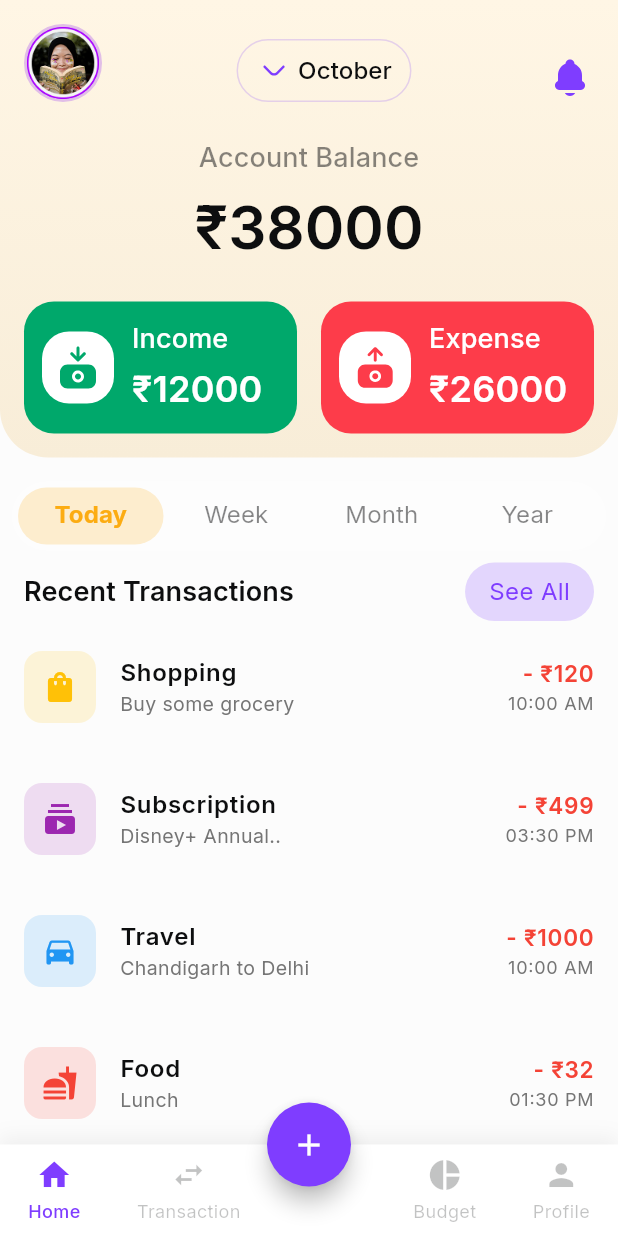
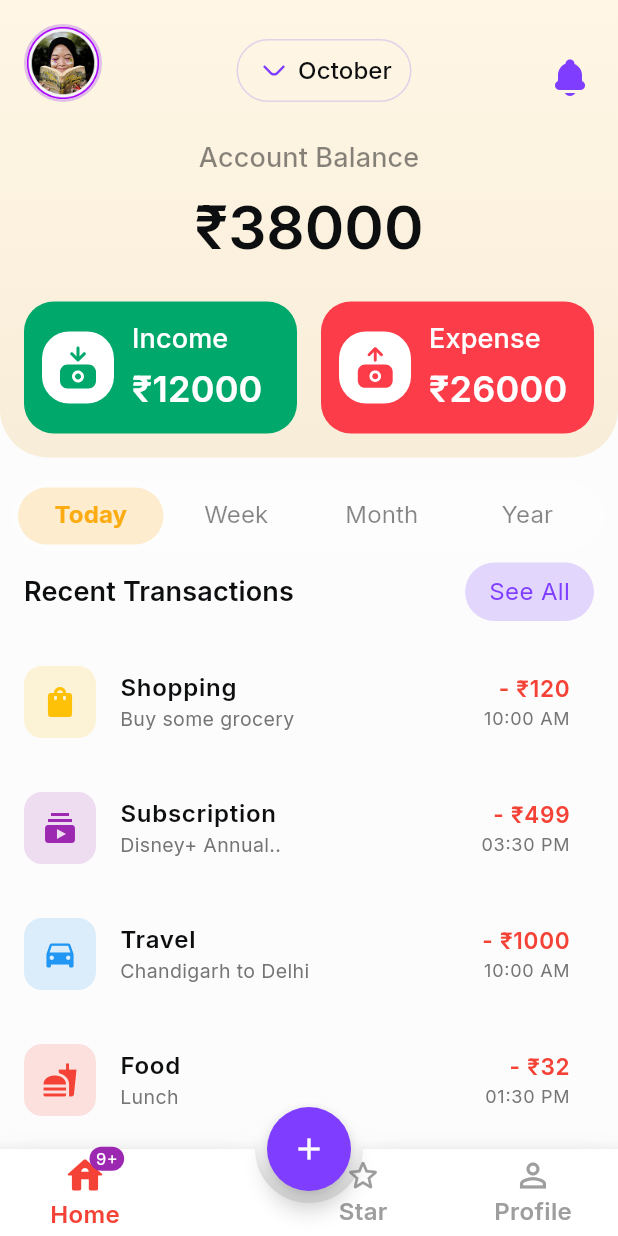
Before and after one commit to Rohit-Chandra-007/cipherschools_assignment, a Flutter app: the screen it shows after launch, on a phone screen of 412 x 824 dp. Run offline on Flutter 3.47's test engine with Material 3 defaults, Android fonts, the phone set to English and light mode, and no system bars; drawn by our look-alikes of stylish_bottom_bar; our stand-ins replace flutter_svg, google_fonts.

Commit message:
feat: replace custom bottom nav with stylish_bottom_bar
This commit introduces the `stylish_bottom_bar` package to replace the custom bottom navigation bar implementation. The new bottom bar offers enhanced visual effects and animations, improving the user experience. Additionally, minor adjustments were made to padding and layout in the `transaction_item` widget for consistency.

```diff
--- a/lib/data/transaction_data.dart
+++ b/lib/data/transaction_data.dart
@@ -40,6 +40,24 @@ class TransactionData {
         iconBackgroundColor: Colors.red,
         category: 'expense',
       ),
+      Transaction(
+        title: 'Salary',
+        subtitle: 'Received from company',
+        amount: 12000,
+        time: '01:30 PM',
+        icon: Icons.money,
+        iconBackgroundColor: Colors.green,
+        category: 'income',
+      ),
+      Transaction(
+        title: 'Bonus',
+        subtitle: 'Received from company',
+        amount: 12000,
+        time: '01:30 PM',
+        icon: Icons.money,
+        iconBackgroundColor: Colors.green,
+        category: 'income',
+      ),
     ];
   }
 }
--- a/lib/screens/home_screen.dart
+++ b/lib/screens/home_screen.dart
@@ -2,10 +2,10 @@ import 'package:cipherschools_assignment/core/theme/app_colors.dart';
 import 'package:cipherschools_assignment/data/transaction_data.dart';
 import 'package:cipherschools_assignment/models/transaction.dart';
 import 'package:cipherschools_assignment/widgets/balance_card.dart';
-import 'package:cipherschools_assignment/widgets/custom_bottom_nav.dart';
 import 'package:cipherschools_assignment/widgets/pill_tab_bar.dart';
 import 'package:cipherschools_assignment/widgets/transaction_item.dart';
 import 'package:flutter/material.dart';
+import 'package:stylish_bottom_bar/stylish_bottom_bar.dart';
 
 import 'expense_screen.dart';
 import 'income_screen.dart';
@@ -18,7 +18,7 @@ class HomeScreen extends StatefulWidget {
 }
 
 class _HomeScreenState extends State<HomeScreen> {
-  int _selectedNavIndex = 0;
+
 
   @override
   Widget build(BuildContext context) {
@@ -27,6 +27,7 @@ class _HomeScreenState extends State<HomeScreen> {
     return DefaultTabController(
       length: 4,
       child: Scaffold(
+        extendBody: true,
         body: Column(
           children: [
             AppBar(),
@@ -40,6 +41,7 @@ class _HomeScreenState extends State<HomeScreen> {
                 children: [
                   // Today tab
                   ListView.builder(
+                    padding: EdgeInsets.zero,
                     itemCount: transactions.length,
                     itemBuilder: (context, index) {
                       return TransactionItem(transaction: transactions[index]);
@@ -47,6 +49,7 @@ class _HomeScreenState extends State<HomeScreen> {
                   ),
                   // Week tab
                   ListView.builder(
+                    padding: EdgeInsets.zero,
                     itemCount: transactions.length,
                     itemBuilder: (context, index) {
                       return TransactionItem(transaction: transactions[index]);
@@ -54,6 +57,7 @@ class _HomeScreenState extends State<HomeScreen> {
                   ),
                   // Month tab
                   ListView.builder(
+                    padding: EdgeInsets.zero,
                     itemCount: transactions.length,
                     itemBuilder: (context, index) {
                       return TransactionItem(transaction: transactions[index]);
@@ -61,6 +65,7 @@ class _HomeScreenState extends State<HomeScreen> {
                   ),
                   // Year tab
                   ListView.builder(
+                    padding: EdgeInsets.zero,
                     itemCount: transactions.length,
                     itemBuilder: (context, index) {
                       return TransactionItem(transaction: transactions[index]);
@@ -75,7 +80,8 @@ class _HomeScreenState extends State<HomeScreen> {
           onPressed: () {
             showModalBottomSheet(
               context: context,
-              builder: (context) => Container(
+              builder:
+                  (context) => Container(
                     padding: const EdgeInsets.all(16),
                     child: Column(
                       mainAxisSize: MainAxisSize.min,
@@ -137,12 +143,71 @@ class _HomeScreenState extends State<HomeScreen> {
           child: const Icon(Icons.add, color: Colors.white),
         ),
         floatingActionButtonLocation: FloatingActionButtonLocation.centerDocked,
-        bottomNavigationBar: CustomBottomNav(
-          selectedIndex: _selectedNavIndex,
-          onItemSelected: (index) {
-            setState(() {
-              _selectedNavIndex = index;
-            });
+        bottomNavigationBar: StylishBottomBar(
+          option: AnimatedBarOptions(
+            // iconSize: 32,
+            // barAnimation: BarAnimation.liquid,
+            iconStyle: IconStyle.animated,
+
+            // opacity: 0.3,
+          ),
+          // option: DotBarOptions(
+          //   dotStyle: DotStyle.tile,
+          //   gradient: const LinearGradient(
+          //     colors: [
+          //       Colors.deepPurple,
+          //       Colors.pink,
+          //     ],
+          //     begin: Alignment.topLeft,
+          //     end: Alignment.bottomRight,
+          //   ),
+          // ),
+          items: [
+            BottomBarItem(
+              icon: const Icon(Icons.house_outlined),
+              selectedIcon: const Icon(Icons.house_rounded),
+              selectedColor: Colors.red,
+              unSelectedColor: Colors.grey,
+              title: const Text('Home'),
+              badge: const Text('9+'),
+              showBadge: true,
+              badgeColor: Colors.purple,
+              badgePadding: const EdgeInsets.only(left: 4, right: 4),
+            ),
+            BottomBarItem(
+              icon: const Icon(Icons.star_border_rounded),
+              selectedIcon: const Icon(Icons.star_rounded),
+              selectedColor: Colors.red,
+              // unSelectedColor: Colors.purple,
+              // backgroundColor: Colors.orange,
+              title: const Text('Star'),
+            ),
+            // BottomBarItem(
+            //     icon: const Icon(
+            //       Icons.style_outlined,
+            //     ),
+            //     selectedIcon: const Icon(
+            //       Icons.style,
+            //     ),
+            //     selectedColor: Colors.deepOrangeAccent,
+            //     title: const Text('Style')),
+            BottomBarItem(
+              icon: const Icon(Icons.person_outline),
+              selectedIcon: const Icon(Icons.person),
+              selectedColor: Colors.deepPurple,
+              title: const Text('Profile'),
+            ),
+          ],
+          hasNotch: true,
+          fabLocation: StylishBarFabLocation.center,
+          //currentIndex: selected,
+          notchStyle: NotchStyle.square,
+          onTap: (index) {
+            // if (index == selected) return;
+            // controller.jumpToPage(index);
+            // setState(() {
+            //   selected = index;
+            // });
           },
         ),
        ),
@@ -155,7 +220,9 @@ class PillWidget extends StatelessWidget {
 
   @override
   Widget build(BuildContext context) {
-    return Row(
+    return Container(
+      margin: EdgeInsets.only(bottom: 12),
+      child: Row(
         mainAxisAlignment: MainAxisAlignment.spaceBetween,
         children: [
           Container(
@@ -184,6 +251,7 @@ class PillWidget extends StatelessWidget {
             ),
           ),
         ],
+      ),
     );
   }
 }
--- a/lib/widgets/custom_bottom_nav.dart
+++ b/lib/widgets/custom_bottom_nav.dart
@@ -1,68 +1,124 @@
+import 'package:flutter/cupertino.dart';
 import 'package:flutter/material.dart';
+import 'package:stylish_bottom_bar/stylish_bottom_bar.dart';
 
-import '../core/theme/app_colors.dart';
+class AnimatedBarExample extends StatefulWidget {
+  const AnimatedBarExample({super.key});
 
-class CustomBottomNav extends StatelessWidget {
-  final int selectedIndex;
-  final Function(int) onItemSelected;
+  @override
+  State<AnimatedBarExample> createState() => _AnimatedBarExampleState();
+}
 
-  const CustomBottomNav({
-    super.key,
-    required this.selectedIndex,
-    required this.onItemSelected,
-  });
+class _AnimatedBarExampleState extends State<AnimatedBarExample> {
+  int selected = 0;
+  bool heart = false;
+  final controller = PageController();
+
+  @override
+  void dispose() {
+    controller.dispose();
+    super.dispose();
+  }
 
   @override
   Widget build(BuildContext context) {
-    return Container(
-      decoration: BoxDecoration(
-        color: Colors.white,
-        boxShadow: [
-          BoxShadow(
-            color: Colors.black.withOpacity(0.05),
-            blurRadius: 10,
-            offset: const Offset(0, -5),
+    return Scaffold(
+      extendBody: true, //to make floating action button notch transparent
+
+      //to avoid the floating action button overlapping behavior,
+      // when a soft keyboard is displayed
+      // resizeToAvoidBottomInset: false,
+      bottomNavigationBar: StylishBottomBar(
+        option: AnimatedBarOptions(
+          // iconSize: 32,
+          // barAnimation: BarAnimation.liquid,
+          iconStyle: IconStyle.animated,
+
+          // opacity: 0.3,
+        ),
+        // option: DotBarOptions(
+        //   dotStyle: DotStyle.tile,
+        //   gradient: const LinearGradient(
+        //     colors: [
+        //       Colors.deepPurple,
+        //       Colors.pink,
+        //     ],
+        //     begin: Alignment.topLeft,
+        //     end: Alignment.bottomRight,
+        //   ),
+        // ),
+        items: [
+          BottomBarItem(
+            icon: const Icon(Icons.house_outlined),
+            selectedIcon: const Icon(Icons.house_rounded),
+            selectedColor: Colors.red,
+            unSelectedColor: Colors.grey,
+            title: const Text('Home'),
+            badge: const Text('9+'),
+            showBadge: true,
+            badgeColor: Colors.purple,
+            badgePadding: const EdgeInsets.only(left: 4, right: 4),
+          ),
+          BottomBarItem(
+            icon: const Icon(Icons.star_border_rounded),
+            selectedIcon: const Icon(Icons.star_rounded),
+            selectedColor: Colors.red,
+            // unSelectedColor: Colors.purple,
+            // backgroundColor: Colors.orange,
+            title: const Text('Star'),
+          ),
+          // BottomBarItem(
+          //     icon: const Icon(
+          //       Icons.style_outlined,
+          //     ),
+          //     selectedIcon: const Icon(
+          //       Icons.style,
+          //     ),
+          //     selectedColor: Colors.deepOrangeAccent,
+          //     title: const Text('Style')),
+          BottomBarItem(
+            icon: const Icon(Icons.person_outline),
+            selectedIcon: const Icon(Icons.person),
+            selectedColor: Colors.deepPurple,
+            title: const Text('Profile'),
           ),
         ],
+        hasNotch: true,
+        fabLocation: StylishBarFabLocation.center,
+        currentIndex: selected,
+        notchStyle: NotchStyle.square,
+        onTap: (index) {
+          if (index == selected) return;
+          controller.jumpToPage(index);
+          setState(() {
+            selected = index;
+          });
+        },
       ),
-      child: Padding(
-        padding: const EdgeInsets.symmetric(vertical: 8.0),
-        child: Row(
-          mainAxisAlignment: MainAxisAlignment.spaceAround,
-          children: [
-            _buildNavItem(0, Icons.home, 'Home', selectedIndex == 0),
-            _buildNavItem(1, Icons.swap_horiz, 'Transaction', selectedIndex == 1),
-            const SizedBox(width: 40), // Space for FAB
-            _buildNavItem(3, Icons.pie_chart, 'Budget', selectedIndex == 3),
-            _buildNavItem(4, Icons.person, 'Profile', selectedIndex == 4),
+      floatingActionButton: FloatingActionButton(
+        onPressed: () {
+          setState(() {
+            heart = !heart;
+          });
+        },
+        backgroundColor: Colors.white,
+        child: Icon(
+          heart ? CupertinoIcons.heart_fill : CupertinoIcons.heart,
+          color: Colors.red,
+        ),
+      ),
+      floatingActionButtonLocation: FloatingActionButtonLocation.centerDocked,
+      body: SafeArea(
+        child: PageView(
+          controller: controller,
+          children: const [
+            Center(child: Text('Home')),
+            Center(child: Text('Star')),
+            Center(child: Text('Style')),
+            Center(child: Text('Profile')),
           ],
         ),
       ),
     );
   }
-
-  Widget _buildNavItem(int index, IconData icon, String label, bool isSelected) {
-    return InkWell(
-      onTap: () => onItemSelected(index),
-      child: Column(
-        mainAxisSize: MainAxisSize.min,
-        children: [
-          Icon(
-            icon,
-            color: isSelected ? AppColors.violet100 : AppColors.dark25,
-            size: 24,
-          ),
-          const SizedBox(height: 4),
-          Text(
-            label,
-            style: TextStyle(
-              fontSize: 12,
-              color: isSelected ? AppColors.violet100 : AppColors.dark25,
-              fontWeight: isSelected ? FontWeight.w500 : FontWeight.normal,
-            ),
-          ),
-        ],
-      ),
-    );
-  }
 }
--- a/lib/widgets/transaction_item.dart
+++ b/lib/widgets/transaction_item.dart
@@ -4,15 +4,12 @@ import '../models/transaction.dart';
 class TransactionItem extends StatelessWidget {
   final Transaction transaction;
 
-  const TransactionItem({
-    super.key,
-    required this.transaction,
-  });
+  const TransactionItem({super.key, required this.transaction});
 
   @override
   Widget build(BuildContext context) {
     return ListTile(
-      contentPadding: const EdgeInsets.symmetric(horizontal: 16, vertical: 8),
+      contentPadding: const EdgeInsets.symmetric(horizontal: 16, vertical: 6),
       leading: Container(
         width: 48,
         height: 48,
@@ -20,7 +17,11 @@ class TransactionItem extends StatelessWidget {
           color: transaction.iconBackgroundColor.withAlpha(38),
           borderRadius: BorderRadius.circular(12),
         ),
-        child: Icon(transaction.icon, color: transaction.iconBackgroundColor, size: 24),
+        child: Icon(
+          transaction.icon,
+          color: transaction.iconBackgroundColor,
+          size: 24,
+        ),
       ),
       title: Text(
         transaction.title,
@@ -30,7 +31,9 @@ class TransactionItem extends StatelessWidget {
         transaction.subtitle,
         style: TextStyle(color: Colors.grey[600], fontSize: 13),
       ),
-      trailing: Column(
+      trailing: Container(
+        padding: const EdgeInsets.only(right: 16),
+        child: Column(
           mainAxisAlignment: MainAxisAlignment.center,
           crossAxisAlignment: CrossAxisAlignment.end,
           children: [
@@ -42,8 +45,12 @@ class TransactionItem extends StatelessWidget {
                 fontSize: 15,
               ),
             ),
-          Text(transaction.time, style: TextStyle(color: Colors.grey[600], fontSize: 12)),
+            Text(
+              transaction.time,
+              style: TextStyle(color: Colors.grey[600], fontSize: 12),
+            ),
           ],
+        ),
       ),
     );
   }
--- a/pubspec.yaml
+++ b/pubspec.yaml
@@ -44,6 +44,7 @@ dependencies:
   path_provider: ^2.1.5
   google_fonts: ^6.2.1
   flutter_svg: ^2.0.17
+  stylish_bottom_bar: ^1.1.1
 
 dev_dependencies:
   flutter_test:
```
Also changed, not shown: lib/widgets/custom_tab_bar.dart (deleted, +0 -60 lines), pubspec.lock. Lines whose indentation alone changed are shown as unchanged.
